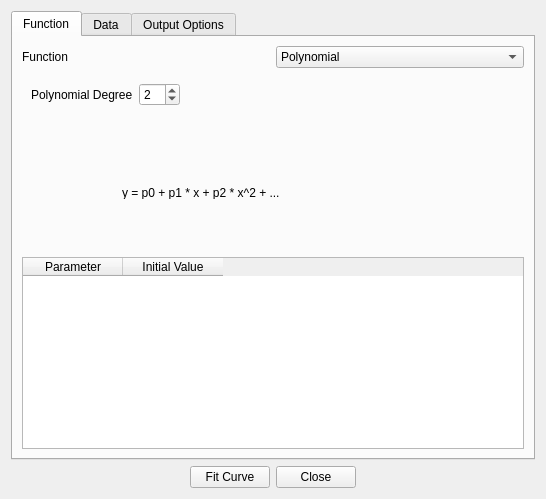
First picture: the form in src/ui/Ui_CurveFitting.ui, repository bbreslauer/PySciPlot, before the edit.
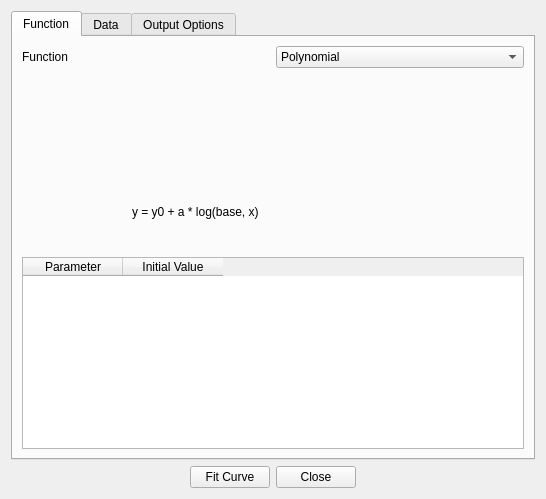
Second picture: the form after the edit. The open tabs and pages were chosen to show the change. Custom widgets are drawn as their Qt base class.

```diff
--- a/src/ui/Ui_CurveFitting.ui
+++ b/src/ui/Ui_CurveFitting.ui
@@ -104,6 +104,7 @@
          <widget class="QWidget" name="page_2"/>
          <widget class="QWidget" name="page_5"/>
          <widget class="QWidget" name="page_7"/>
+         <widget class="QWidget" name="page_9"/>
         </widget>
        </item>
        <item row="2" column="0" colspan="2">
@@ -171,6 +172,21 @@
            </property>
           </widget>
          </widget>
+         <widget class="QWidget" name="page_10">
+          <widget class="QLabel" name="label_16">
+           <property name="geometry">
+            <rect>
+             <x>110</x>
+             <y>30</y>
+             <width>261</width>
+             <height>31</height>
+            </rect>
+           </property>
+           <property name="text">
+            <string>y = y0 + a * log(base, x)</string>
+           </property>
+          </widget>
+         </widget>
         </widget>
        </item>
       </layout>
```
Left out of the diff: 5 changed lines with no effect on the pictures.
